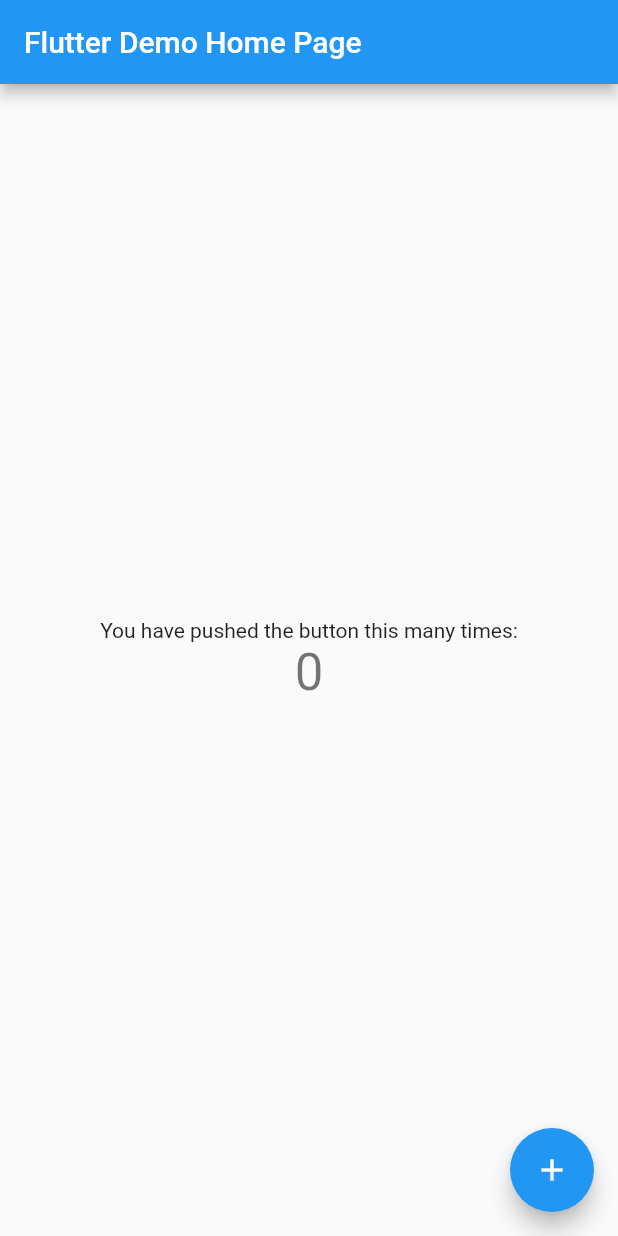
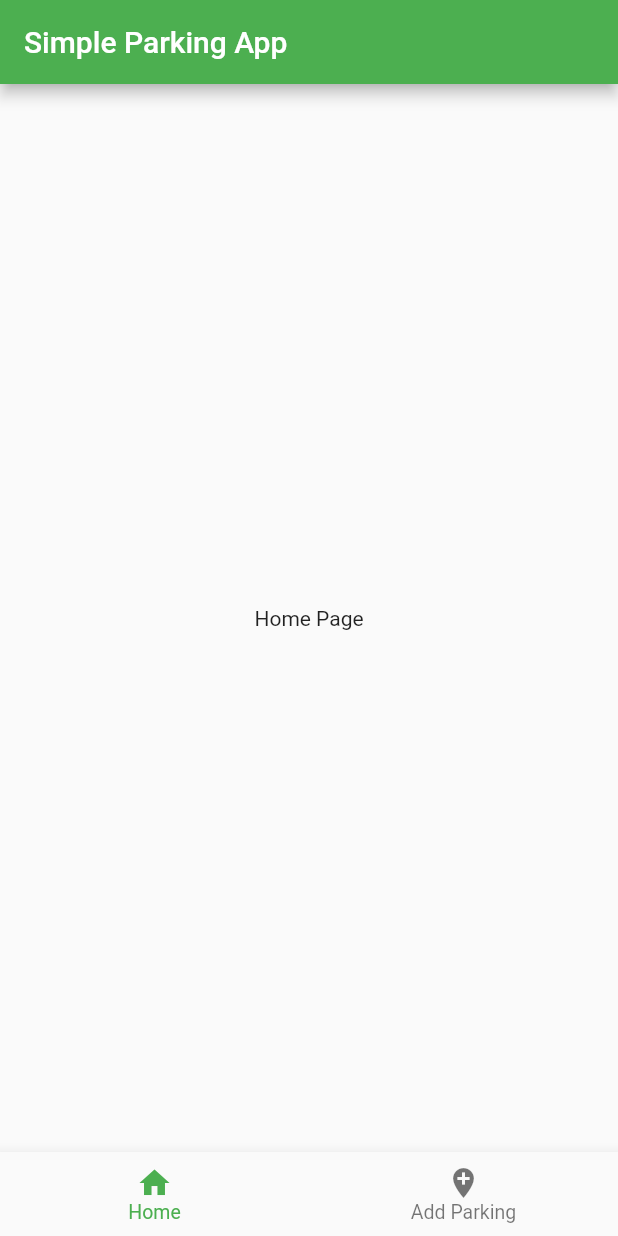
Before and after one commit to MKamil99/ParkingApp, a Flutter app: the screen it shows after launch, on a phone screen of 412 x 824 dp. Run offline on Flutter 3.47's test engine with Material 2 defaults, Android fonts, the phone set to English and light mode, and no system bars.

Commit message:
Added pages and navigation
1. Added two pages - Home and Add Parking - with placeholders and AutomaticKeepAliveClientMixin to make sure that their state will not be lost after changing page. It will help with map location later.

2. Added Bottom Navigation Bar which gives possibility to change these two pages.

```diff
--- a/lib/main.dart
+++ b/lib/main.dart
@@ -1,113 +1,62 @@
+// Code used in Bottom Navigation Bar bases on YouTube
+// tutorials: https://www.youtube.com/watch?v=elLkVWt7gRM
+// and https://www.youtube.com/watch?v=YJEMMhA9udQ
+
 import 'package:flutter/material.dart';
+import 'package:parking_app/pages/add_parking_page.dart';
+import 'package:parking_app/pages/home_page.dart';
 
-void main() {
-  runApp(MyApp());
+void main() => runApp(MaterialApp(
+  home: MainPage(),
+  theme: ThemeData(
+    primarySwatch: Colors.green,
+  )
+));
+
+class MainPage extends StatefulWidget {
+  @override
+  _MainPageState createState() => _MainPageState();
 }
 
-class MyApp extends StatelessWidget {
-  // This widget is the root of your application.
+class _MainPageState extends State<MainPage> {
+  PageController _pageController = PageController();
+  List<Widget> _pages = [HomePage(), AddParkingPage()];
+
+  int _currentIndex = 0;
+  final _fontSize = 13.0;
+
   @override
   Widget build(BuildContext context) {
-    return MaterialApp(
-      title: 'Flutter Demo',
-      theme: ThemeData(
-        // This is the theme of your application.
-        //
-        // Try running your application with "flutter run". You'll see the
-        // application has a blue toolbar. Then, without quitting the app, try
-        // changing the primarySwatch below to Colors.green and then invoke
-        // "hot reload" (press "r" in the console where you ran "flutter run",
-        // or simply save your changes to "hot reload" in a Flutter IDE).
-        // Notice that the counter didn't reset back to zero; the application
-        // is not restarted.
-        primarySwatch: Colors.blue,
+    return Scaffold(
+      appBar: AppBar(
+        title: Text('Simple Parking App'),
       ),
-      home: MyHomePage(title: 'Flutter Demo Home Page'),
+      body: PageView(
+        controller: _pageController,
+        children: _pages,
+        physics: NeverScrollableScrollPhysics(),
+      ),
+      bottomNavigationBar: BottomNavigationBar(
+        currentIndex: _currentIndex,
+        items: [
+          BottomNavigationBarItem(
+            icon: Icon(Icons.home),
+            label: 'Home',
+          ),
+          BottomNavigationBarItem(
+            icon: Icon(Icons.add_location),
+            label: 'Add Parking',
+          ),
+        ],
+        // Changing selection and page by tapping:
+        onTap: (index) {
+          _pageController.jumpToPage(index);
+          setState(() { _currentIndex = index; });
+        },
+        // The same font size for all fonts in NavBar:
+        selectedFontSize: _fontSize,
+        unselectedFontSize: _fontSize,
+      ),
     );
   }
 }
-
-class MyHomePage extends StatefulWidget {
-  MyHomePage({Key? key, required this.title}) : super(key: key);
-
-  // This widget is the home page of your application. It is stateful, meaning
-  // that it has a State object (defined below) that contains fields that affect
-  // how it looks.
-
-  // This class is the configuration for the state. It holds the values (in this
-  // case the title) provided by the parent (in this case the App widget) and
-  // used by the build method of the State. Fields in a Widget subclass are
-  // always marked "final".
-
-  final String title;
-
-  @override
-  _MyHomePageState createState() => _MyHomePageState();
-}
-
-class _MyHomePageState extends State<MyHomePage> {
-  int _counter = 0;
-
-  void _incrementCounter() {
-    setState(() {
-      // This call to setState tells the Flutter framework that something has
-      // changed in this State, which causes it to rerun the build method below
-      // so that the display can reflect the updated values. If we changed
-      // _counter without calling setState(), then the build method would not be
-      // called again, and so nothing would appear to happen.
-      _counter++;
-    });
-  }
-
-  @override
-  Widget build(BuildContext context) {
-    // This method is rerun every time setState is called, for instance as done
-    // by the _incrementCounter method above.
-    //
-    // The Flutter framework has been optimized to make rerunning build methods
-    // fast, so that you can just rebuild anything that needs updating rather
-    // than having to individually change instances of widgets.
-    return Scaffold(
-      appBar: AppBar(
-        // Here we take the value from the MyHomePage object that was created by
-        // the App.build method, and use it to set our appbar title.
-        title: Text(widget.title),
-      ),
-      body: Center(
-        // Center is a layout widget. It takes a single child and positions it
-        // in the middle of the parent.
-        child: Column(
-          // Column is also a layout widget. It takes a list of children and
-          // arranges them vertically. By default, it sizes itself to fit its
-          // children horizontally, and tries to be as tall as its parent.
-          //
-          // Invoke "debug painting" (press "p" in the console, choose the
-          // "Toggle Debug Paint" action from the Flutter Inspector in Android
-          // Studio, or the "Toggle Debug Paint" command in Visual Studio Code)
-          // to see the wireframe for each widget.
-          //
-          // Column has various properties to control how it sizes itself and
-          // how it positions its children. Here we use mainAxisAlignment to
-          // center the children vertically; the main axis here is the vertical
-          // axis because Columns are vertical (the cross axis would be
-          // horizontal).
-          mainAxisAlignment: MainAxisAlignment.center,
-          children: <Widget>[
-            Text(
-              'You have pushed the button this many times:',
-            ),
-            Text(
-              '$_counter',
-              style: Theme.of(context).textTheme.headline4,
-            ),
-          ],
-        ),
-      ),
-      floatingActionButton: FloatingActionButton(
-        onPressed: _incrementCounter,
-        tooltip: 'Increment',
-        child: Icon(Icons.add),
-      ), // This trailing comma makes auto-formatting nicer for build methods.
-    );
-  }
-}
--- /dev/null
+++ b/lib/pages/home_page.dart
@@ -0,0 +1,22 @@
+import 'package:flutter/material.dart';
+
+class HomePage extends StatefulWidget {
+  const HomePage({Key? key}) : super(key: key);
+
+  @override
+  _HomePageState createState() => _HomePageState();
+}
+
+class _HomePageState extends State<HomePage> with AutomaticKeepAliveClientMixin {
+  @override
+  Widget build(BuildContext context) {
+    super.build(context);
+    return Scaffold(
+      body: Center(child: Text('Home Page')),
+    );
+  }
+
+  // Making sure that state will not be lost after changing page:
+  @override
+  bool get wantKeepAlive => true;
+}
```
Also changed, not shown: lib/pages/add_parking_page.dart (added, +22 -0 lines), 1 other file.
